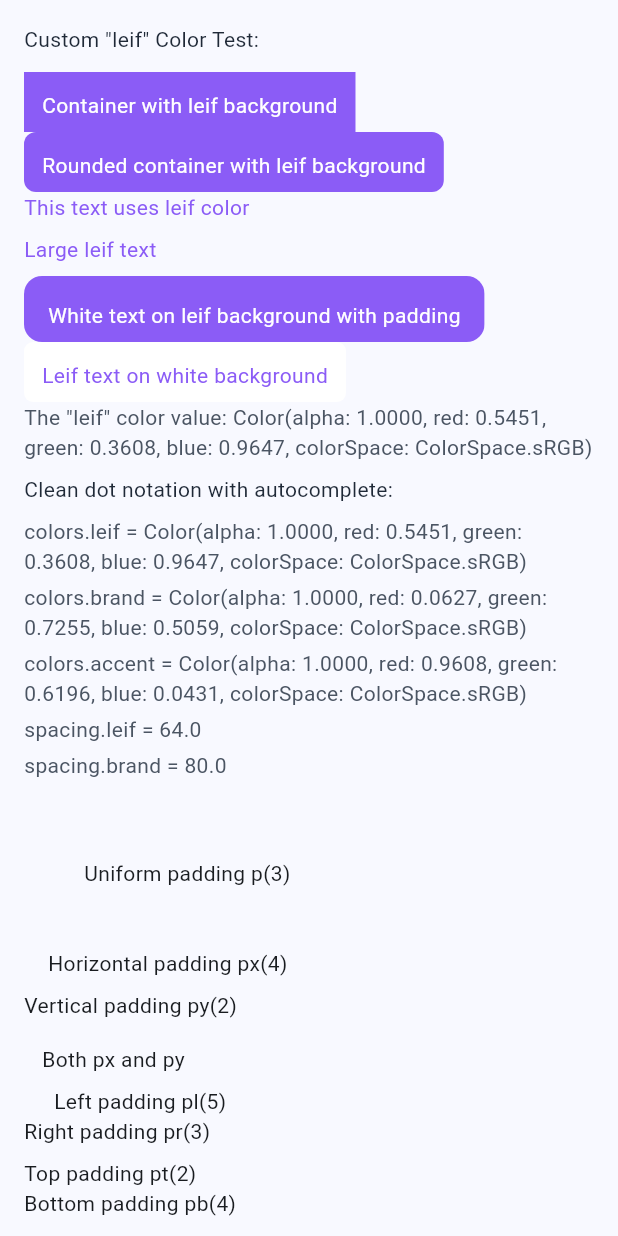
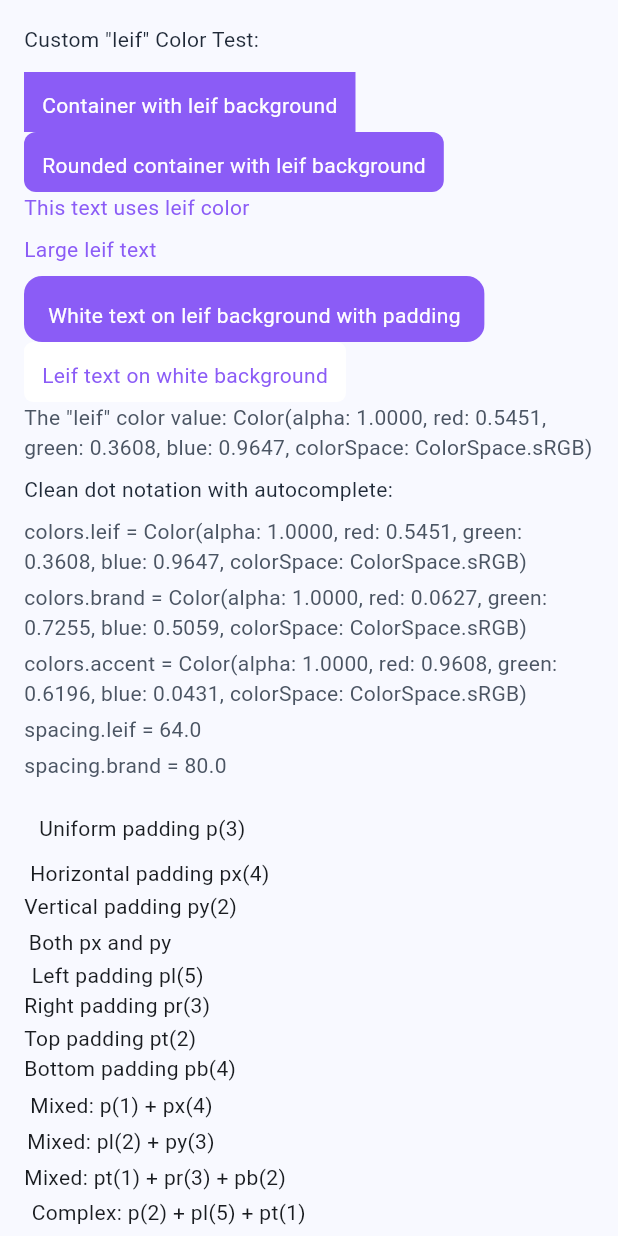
Before and after one commit to realflyui/flywind, a Flutter app: the screen it shows after launch, on a phone screen of 412 x 824 dp. Run offline on Flutter 3.47's test engine with Material 3 defaults, Android fonts, the phone set to English and light mode, and no system bars.

Commit message:
Moving helpers to use strictly string

```diff
--- a/lib/main.dart
+++ b/lib/main.dart
@@ -62,245 +62,245 @@ class HomePage extends StatelessWidget {
           crossAxisAlignment: CrossAxisAlignment.start,
           children: [
             // Test the custom "leif" color
-            FlyText('Custom "leif" Color Test:').color('gray800').pb(3),
+            FlyText('Custom "leif" Color Test:').color('gray800').pb('12'),
 
             // Background color examples
             FlyContainer(
               child: FlyText('Container with leif background').color('white'),
-            ).bg('leif').p(3).pb(2),
+            ).bg('leif').p('12').pb('8'),
 
             FlyContainer(
               child: FlyText('Rounded container with leif background').color('white'),
-            ).bg('leif').p(3).rounded('lg').pb(2),
+            ).bg('leif').p('12').rounded('lg').pb('8'),
 
             // Text color examples
-            FlyText('This text uses leif color').color('leif').pb(2),
-            FlyText('Large leif text').color('leif').pb(2),
+            FlyText('This text uses leif color').color('leif').pb('8'),
+            FlyText('Large leif text').color('leif').pb('8'),
 
             // Mixed examples
             FlyContainer(
               child: FlyText('White text on leif background with padding').color('white'),
-            ).bg('leif').p(4).rounded('xl').pb(2),
+            ).bg('leif').p('16').rounded('xl').pb('8'),
 
             FlyContainer(
               child: FlyText('Leif text on white background').color('leif'),
-            ).bg('white').p(3).rounded('md').pb(2),
+            ).bg('white').p('12').rounded('md').pb('8'),
 
             // Show the actual color value
-            FlyText('The "leif" color value: ${colors['leif']}').color('gray600').pb(2),
+            FlyText('The "leif" color value: ${colors['leif']}').color('gray600').pb('8'),
 
             // Clean dot notation with full autocomplete!
-            FlyText('Clean dot notation with autocomplete:').color('gray800').pb(2),
-            FlyText('colors.leif = ${colors.leif}').color('gray600').pb(1),
-            FlyText('colors.brand = ${colors.brand}').color('gray600').pb(1),
-            FlyText('colors.accent = ${colors.accent}').color('gray600').pb(1),
-            FlyText('spacing.leif = ${spacing.leif}').color('gray600').pb(1),
-            FlyText('spacing.brand = ${spacing.brand}').color('gray600').pb(3),
+            FlyText('Clean dot notation with autocomplete:').color('gray800').pb('8'),
+            FlyText('colors.leif = ${colors.leif}').color('gray600').pb('4'),
+            FlyText('colors.brand = ${colors.brand}').color('gray600').pb('4'),
+            FlyText('colors.accent = ${colors.accent}').color('gray600').pb('4'),
+            FlyText('spacing.leif = ${spacing.leif}').color('gray600').pb('4'),
+            FlyText('spacing.brand = ${spacing.brand}').color('gray600').pb('12'),
 
             // Uniform padding
-            FlyText('Uniform padding p(3)').p(10),
+            FlyText('Uniform padding p(3)').p('10'),
 
             // Horizontal and vertical padding
-            FlyText('Horizontal padding px(4)').px(4),
-            FlyText('Vertical padding py(2)').py(2),
-            FlyText('Both px and py').px(3).py(2),
+            FlyText('Horizontal padding px(4)').px('4'),
+            FlyText('Vertical padding py(2)').py('2'),
+            FlyText('Both px and py').px('3').py('2'),
 
             // Individual directional padding
-            FlyText('Left padding pl(5)').pl(5),
-            FlyText('Right padding pr(3)').pr(3),
-            FlyText('Top padding pt(2)').pt(2),
-            FlyText('Bottom padding pb(4)').pb(4),
+            FlyText('Left padding pl(5)').pl('5'),
+            FlyText('Right padding pr(3)').pr('3'),
+            FlyText('Top padding pt(2)').pt('2'),
+            FlyText('Bottom padding pb(4)').pb('4'),
 
             // Mixed combinations
-            FlyText('Mixed: p(1) + px(4)').p(1).px(4),
-            FlyText('Mixed: pl(2) + py(3)').pl(2).py(3),
-            FlyText('Mixed: pt(1) + pr(3) + pb(2)').pt(1).pr(3).pb(2),
+            FlyText('Mixed: p(1) + px(4)').p('1').px('4'),
+            FlyText('Mixed: pl(2) + py(3)').pl('2').py('3'),
+            FlyText('Mixed: pt(1) + pr(3) + pb(2)').pt('1').pr('3').pb('2'),
 
             // Complex combinations
-            FlyText('Complex: p(2) + pl(5) + pt(1)').p(2).pl(5).pt(1),
+            FlyText('Complex: p(2) + pl(5) + pt(1)').p('2').pl('5').pt('1'),
 
             // Color examples (separate section) - using pb for spacing
-            FlyText('Blue text').color('blue600').mb(5),
-            FlyText('Red text').color('red600').pb(5),
-            FlyText('Green text').color('green600').pb(5),
+            FlyText('Blue text').color('blue600').mb('20'),
+            FlyText('Red text').color('red600').pb('20'),
+            FlyText('Green text').color('green600').pb('20'),
 
             // Container examples - using pb for spacing
-            FlyText('Container Examples:').color('gray800').pb(3),
+            FlyText('Container Examples:').color('gray800').pb('12'),
 
             // Basic containers with background colors
             FlyContainer(
               child: FlyText('Basic container with blue background').color('white'),
-            ).bg('blue600').pb(4),
+            ).bg('blue600').pb('16'),
 
             FlyContainer(
               child: FlyText('Container with green background').color('white'),
-            ).bg('green600').pb(2),
+            ).bg('green600').pb('8'),
 
             // Containers with padding
             FlyContainer(
               child: FlyText('Container with padding p(3)').color('white'),
-            ).bg('red600').p(10).pb(2).m(4),
+            ).bg('red600').p('40').pb('8').m('16'),
 
             FlyContainer(
               child: FlyText('Container with horizontal padding px(4)').color('white'),
-            ).bg('purple600').px(4).pb(2),
+            ).bg('purple600').px('16').pb('8'),
 
             // Containers with mixed padding
             FlyContainer(
               child: FlyText('Container with mixed padding').color('white'),
-            ).bg('orange600').p(2).px(6).pb(2),
+            ).bg('orange600').p('8').px('24').pb('8'),
 
             // Complex container example
             FlyContainer(
               child: FlyText('Complex: p(3) + px(2) + bg(teal600)').color('white'),
-            ).p(3).px(2).bg('teal600').pb(2),
+            ).p('12').px('8').bg('teal600').pb('8'),
 
             // Test with white color (now available)
             FlyContainer(
               child: FlyText('White background with black text').color('black'),
-            ).bg('white').p(2).pb(2),
+            ).bg('white').p('8').pb('8'),
 
             // Margin examples - using pb for spacing
-            FlyText('Margin Examples:').color('gray800').pb(3),
+            FlyText('Margin Examples:').color('gray800').pb('12'),
 
             // Basic margin
             FlyContainer(
               child: FlyText('Container with margin m(2)').color('white'),
-            ).bg('blue600').p(2).m(2),
+            ).bg('blue600').p('8').m('8'),
 
             // Horizontal margin
             FlyContainer(
               child: FlyText('Container with horizontal margin mx(3)').color('white'),
-            ).bg('green600').p(2).mx(3),
+            ).bg('green600').p('8').mx('12'),
 
             // Vertical margin
             FlyContainer(
               child: FlyText('Container with vertical margin my(1)').color('white'),
-            ).bg('red600').p(2).my(1),
+            ).bg('red600').p('8').my('4'),
 
             // Individual margins
             FlyContainer(
               child: FlyText('Container with left margin ml(4)').color('white'),
-            ).bg('purple600').p(2).ml(4),
+            ).bg('purple600').p('8').ml('16'),
 
             // Complex margin + padding + background
             FlyContainer(
               child: FlyText('Complex: m(1) + p(3) + bg(orange600)').color('white'),
-            ).m(1).p(3).bg('orange600').pb(2),
+            ).m('4').p('12').bg('orange600').pb('8'),
 
             // Border Radius Examples - using pb for spacing
-            FlyText('Border Radius Examples:').color('gray800').pb(3),
+            FlyText('Border Radius Examples:').color('gray800').pb('12'),
 
             // Uniform border radius
             FlyContainer(
               child: FlyText('rounded("sm") - 2px all corners').color('white'),
-            ).bg('blue600').p(2).rounded('sm').pb(2),
+            ).bg('blue600').p('8').rounded('sm').pb('8'),
 
             FlyContainer(
               child: FlyText('rounded("") - 4px all corners (default)').color('white'),
-            ).bg('green600').p(2).rounded('').pb(2),
+            ).bg('green600').p('8').rounded('').pb('8'),
 
             FlyContainer(
               child: FlyText('rounded("lg") - 8px all corners').color('white'),
-            ).bg('red600').p(2).rounded('lg').pb(2),
+            ).bg('red600').p('8').rounded('lg').pb('8'),
 
             FlyContainer(
               child: FlyText('rounded("xl") - 12px all corners').color('white'),
-            ).bg('purple600').p(2).rounded('xl').pb(2),
+            ).bg('purple600').p('8').rounded('xl').pb('8'),
 
             FlyContainer(
               child: FlyText('rounded("2xl") - 16px all corners').color('white'),
-            ).bg('orange600').p(2).rounded('2xl').pb(2),
+            ).bg('orange600').p('8').rounded('2xl').pb('8'),
 
             FlyContainer(
               child: FlyText('rounded("full") - 9999px (circular)').color('white'),
-            ).bg('teal600').p(2).rounded('full').pb(2),
+            ).bg('teal600').p('8').rounded('full').pb('8'),
 
             // Directional border radius
-            FlyText('Directional Border Radius:').color('gray800').pb(2),
+            FlyText('Directional Border Radius:').color('gray800').pb('8'),
 
             FlyContainer(
               child: FlyText('roundedT("lg") - 8px top corners').color('white'),
-            ).bg('blue600').p(2).roundedT('lg').pb(2),
+            ).bg('blue600').p('8').roundedT('lg').pb('8'),
 
             FlyContainer(
               child: FlyText('roundedR("xl") - 12px right corners').color('white'),
-            ).bg('green600').p(2).roundedR('xl').pb(2),
+            ).bg('green600').p('8').roundedR('xl').pb('8'),
 
             FlyContainer(
               child: FlyText('roundedB("md") - 6px bottom corners').color('white'),
-            ).bg('red600').p(2).roundedB('md').pb(2),
+            ).bg('red600').p('8').roundedB('md').pb('8'),
 
             FlyContainer(
               child: FlyText('roundedL("2xl") - 16px left corners').color('white'),
-            ).bg('purple600').p(2).roundedL('2xl').pb(2),
+            ).bg('purple600').p('8').roundedL('2xl').pb('8'),
 
             // Individual corner border radius
-            FlyText('Individual Corner Border Radius:').color('gray800').pb(2),
+            FlyText('Individual Corner Border Radius:').color('gray800').pb('8'),
 
             FlyContainer(
               child: FlyText('roundedTl("xl") - 12px top-left').color('white'),
-            ).bg('blue600').p(2).roundedTl('xl').pb(2),
+            ).bg('blue600').p('8').roundedTl('xl').pb('8'),
 
             FlyContainer(
               child: FlyText('roundedTr("lg") - 8px top-right').color('white'),
-            ).bg('green600').p(2).roundedTr('lg').pb(2),
+            ).bg('green600').p('8').roundedTr('lg').pb('8'),
 
             FlyContainer(
               child: FlyText('roundedBl("md") - 6px bottom-left').color('white'),
-            ).bg('red600').p(2).roundedBl('md').pb(2),
+            ).bg('red600').p('8').roundedBl('md').pb('8'),
 
             FlyContainer(
               child: FlyText('roundedBr("2xl") - 16px bottom-right').color('white'),
-            ).bg('purple600').p(2).roundedBr('2xl').pb(2),
+            ).bg('purple600').p('8').roundedBr('2xl').pb('8'),
 
             // Complex combinations
-            FlyText('Complex Combinations:').color('gray800').pb(2),
+            FlyText('Complex Combinations:').color('gray800').pb('8'),
 
             FlyContainer(
               child: FlyText('rounded("sm") + roundedT("lg")').color('white'),
-            ).bg('blue600').p(2).rounded('sm').roundedT('lg').pb(2),
+            ).bg('blue600').p('8').rounded('sm').roundedT('lg').pb('8'),
 
             FlyContainer(
               child: FlyText('roundedTl("xl") + roundedBr("2xl")').color('white'),
-            ).bg('green600').p(2).roundedTl('xl').roundedBr('2xl').pb(2),
+            ).bg('green600').p('8').roundedTl('xl').roundedBr('2xl').pb('8'),
 
             // Full example with padding, margin, color, and border radius
             FlyContainer(
               child: FlyText('Complete: p(3) + m(2) + bg(red600) + rounded("lg")').color('white'),
-            ).p(3).m(2).bg('red600').rounded('lg').pb(2),
+            ).p('12').m('8').bg('red600').rounded('lg').pb('8'),
 
             // Test error handling (uncomment to see error message)
             // FlyText('This will show an error').color('nonexistent'),
 
             // TwApp Custom Theme Demo
-            FlyText('TwApp Custom Theme Demo:').color('gray800').pb(3),
+            FlyText('TwApp Custom Theme Demo:').color('gray800').pb('12'),
 
             // Show current theme values
-            FlyText('Current Spacing Values:').color('gray800').pb(2),
-            FlyText('s0: ${spacing.s0}, s1: ${spacing.s1}, s2: ${spacing.s2}, s3: ${spacing.s3}').color('blue600').pb(1),
-            FlyText('s4: ${spacing.s4}, s5: ${spacing.s5}, s6: ${spacing.s6}, s7: ${spacing.s7}').color('blue600').pb(1),
-            FlyText('s8: ${spacing.s8}, s9: ${spacing.s9}, s10: ${spacing.s10}, s11: ${spacing.s11}, s12: ${spacing.s12}').color('blue600').pb(2),
+            FlyText('Current Spacing Values:').color('gray800').pb('8'),
+            FlyText('s0: ${spacing.s0}, s1: ${spacing.s1}, s2: ${spacing.s2}, s3: ${spacing.s3}').color('blue600').pb('4'),
+            FlyText('s4: ${spacing.s4}, s5: ${spacing.s5}, s6: ${spacing.s6}, s7: ${spacing.s7}').color('blue600').pb('4'),
+            FlyText('s8: ${spacing.s8}, s9: ${spacing.s9}, s10: ${spacing.s10}, s11: ${spacing.s11}, s12: ${spacing.s12}').color('blue600').pb('8'),
 
             // Show current color values
-            FlyText('Current Color Values:').color('gray800').pb(2),
+            FlyText('Current Color Values:').color('gray800').pb('8'),
             FlyContainer(
               child: FlyText('Blue 600: ${colors.blue600}').color('white'),
-            ).bg('blue600').p(2).pb(1),
+            ).bg('blue600').p('8').pb('4'),
             FlyContainer(
               child: FlyText('Red 600: ${colors.red600}').color('white'),
-            ).bg('red600').p(2).pb(1),
+            ).bg('red600').p('8').pb('4'),
             FlyContainer(
               child: FlyText('Green 600: ${colors.green600}').color('white'),
-            ).bg('green600').p(2).pb(2),
+            ).bg('green600').p('8').pb('8'),
 
 
             // Show border radius values
-            FlyText('Current Border Radius Values:').color('gray800').pb(2),
-            FlyText('sm: ${borderRadius.sm}, md: ${borderRadius.md}, lg: ${borderRadius.lg}, xl: ${borderRadius.xl}').color('gray600').pb(2),
+            FlyText('Current Border Radius Values:').color('gray800').pb('8'),
+            FlyText('sm: ${borderRadius.sm}, md: ${borderRadius.md}, lg: ${borderRadius.lg}, xl: ${borderRadius.xl}').color('gray600').pb('8'),
 
             // Material button using Flywind theme
-            FlyText('Material Button with Flywind Theme:').color('gray800').pb(2),
+            FlyText('Material Button with Flywind Theme:').color('gray800').pb('8'),
             Padding(
               padding: EdgeInsets.only(bottom: spacing.s2),
               child: ElevatedButton(
--- a/lib/margin.dart
+++ b/lib/margin.dart
@@ -42,39 +42,39 @@ mixin FlyMargin<T> {
 
   T Function(FlyStyle newStyle) get copyWith;
 
-  /// Set uniform margin using token scale
-  T m(int step) {
-    return copyWith(style.copyWith(m: step));
+  /// Set uniform margin using string values (e.g., "10", "100px", "1rem")
+  T m(String value) {
+    return copyWith(style.copyWith(m: value));
   }
 
-  /// Set horizontal margin (left + right) using token scale
-  T mx(int step) {
-    return copyWith(style.copyWith(mx: step));
+  /// Set horizontal margin (left + right) using string values
+  T mx(String value) {
+    return copyWith(style.copyWith(mx: value));
   }
 
-  /// Set vertical margin (top + bottom) using token scale
-  T my(int step) {
-    return copyWith(style.copyWith(my: step));
+  /// Set vertical margin (top + bottom) using string values
+  T my(String value) {
+    return copyWith(style.copyWith(my: value));
   }
 
-  /// Set top margin using token scale
-  T mt(int step) {
-    return copyWith(style.copyWith(mt: step));
+  /// Set top margin using string values
+  T mt(String value) {
+    return copyWith(style.copyWith(mt: value));
   }
 
-  /// Set right margin using token scale
-  T mr(int step) {
-    return copyWith(style.copyWith(mr: step));
+  /// Set right margin using string values
+  T mr(String value) {
+    return copyWith(style.copyWith(mr: value));
   }
 
-  /// Set bottom margin using token scale
-  T mb(int step) {
-    return copyWith(style.copyWith(mb: step));
+  /// Set bottom margin using string values
+  T mb(String value) {
+    return copyWith(style.copyWith(mb: value));
   }
 
-  /// Set left margin using token scale
-  T ml(int step) {
-    return copyWith(style.copyWith(ml: step));
+  /// Set left margin using string values
+  T ml(String value) {
+    return copyWith(style.copyWith(ml: value));
   }
 
   /// Resolves margin from FlyStyle and FlyTheme into EdgeInsets
--- a/lib/padding.dart
+++ b/lib/padding.dart
@@ -42,39 +42,39 @@ mixin FlyPadding<T> {
 
   T Function(FlyStyle newStyle) get copyWith;
 
-  /// Set uniform padding using token scale
-  T p(int step) {
-    return copyWith(style.copyWith(p: step));
+  /// Set uniform padding using string values (e.g., "10", "100px", "1rem")
+  T p(String value) {
+    return copyWith(style.copyWith(p: value));
   }
 
-  /// Set horizontal padding (left + right) using token scale
-  T px(int step) {
-    return copyWith(style.copyWith(px: step));
+  /// Set horizontal padding (left + right) using string values
+  T px(String value) {
+    return copyWith(style.copyWith(px: value));
   }
 
-  /// Set vertical padding (top + bottom) using token scale
-  T py(int step) {
-    return copyWith(style.copyWith(py: step));
+  /// Set vertical padding (top + bottom) using string values
+  T py(String value) {
+    return copyWith(style.copyWith(py: value));
   }
 
-  /// Set top padding using token scale
-  T pt(int step) {
-    return copyWith(style.copyWith(pt: step));
+  /// Set top padding using string values
+  T pt(String value) {
+    return copyWith(style.copyWith(pt: value));
   }
 
-  /// Set right padding using token scale
-  T pr(int step) {
-    return copyWith(style.copyWith(pr: step));
+  /// Set right padding using string values
+  T pr(String value) {
+    return copyWith(style.copyWith(pr: value));
   }
 
-  /// Set bottom padding using token scale
-  T pb(int step) {
-    return copyWith(style.copyWith(pb: step));
+  /// Set bottom padding using string values
+  T pb(String value) {
+    return copyWith(style.copyWith(pb: value));
   }
 
-  /// Set left padding using token scale
-  T pl(int step) {
-    return copyWith(style.copyWith(pl: step));
+  /// Set left padding using string values
+  T pl(String value) {
+    return copyWith(style.copyWith(pl: value));
   }
 
   /// Resolves padding from FlyStyle and FlyTheme into EdgeInsets
--- a/lib/style.dart
+++ b/lib/style.dart
@@ -33,20 +33,20 @@ class FlyStyle {
     this.roundedBr,
   });
 
-  final int? p;        // Uniform padding (all sides)
-  final int? px;       // Horizontal padding (left + right)
-  final int? py;       // Vertical padding (top + bottom)
-  final int? pl;       // Left padding
-  final int? pr;       // Right padding
-  final int? pb;       // Bottom padding
-  final int? pt;       // Top padding
-  final int? m;        // Uniform margin (all sides)
-  final int? mx;       // Horizontal margin (left + right)
-  final int? my;       // Vertical margin (top + bottom)
-  final int? ml;       // Left margin
-  final int? mr;       // Right margin
-  final int? mb;       // Bottom margin
-  final int? mt;       // Top margin
+  final String? p;        // Uniform padding (all sides)
+  final String? px;       // Horizontal padding (left + right)
+  final String? py;       // Vertical padding (top + bottom)
+  final String? pl;       // Left padding
+  final String? pr;       // Right padding
+  final String? pb;       // Bottom padding
+  final String? pt;       // Top padding
+  final String? m;        // Uniform margin (all sides)
+  final String? mx;       // Horizontal margin (left + right)
+  final String? my;       // Vertical margin (top + bottom)
+  final String? ml;       // Left margin
+  final String? mr;       // Right margin
+  final String? mb;       // Bottom margin
+  final String? mt;       // Top margin
   final String? color;
   final String? rounded;    // Uniform border radius (all corners)
   final String? roundedT;   // Top border radius (top-left + top-right)
@@ -60,20 +60,20 @@ class FlyStyle {
 
   /// Create a copy of this style with updated values
   FlyStyle copyWith({
-    int? p,
-    int? px,
-    int? py,
-    int? pl,
-    int? pr,
-    int? pb,
-    int? pt,
-    int? m,
-    int? mx,
-    int? my,
-    int? ml,
-    int? mr,
-    int? mb,
-    int? mt,
+    String? p,
+    String? px,
+    String? py,
+    String? pl,
+    String? pr,
+    String? pb,
+    String? pt,
+    String? m,
+    String? mx,
+    String? my,
+    String? ml,
+    String? mr,
+    String? mb,
+    String? mt,
     String? color,
     String? rounded,
     String? roundedT,
```
Also changed, not shown: lib/spacing.dart (+35 -34 lines), lib/unit_parser.dart (added, +142 -0 lines), 9 other files.
